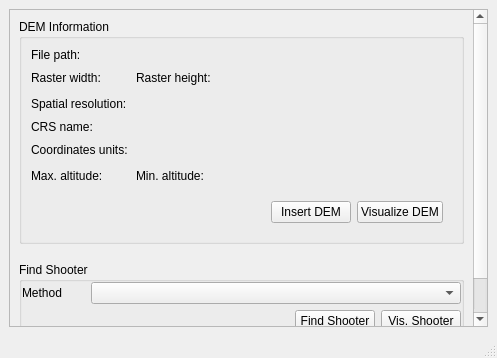
Qt form Gui/CustomWidgets/mainWindow.ui (jpesperidiao/MOPA) before a commit.
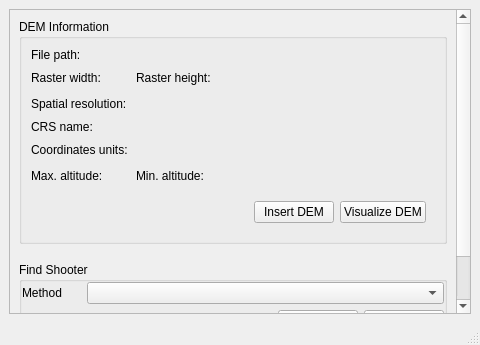
The same form after that commit. Custom widgets are drawn as their Qt base class.

Commit message: fixed 'None' attributes on attr form. resized main window.

Diff of the .ui file:
```diff
--- a/Gui/CustomWidgets/mainWindow.ui
+++ b/Gui/CustomWidgets/mainWindow.ui
@@ -6,8 +6,8 @@
    <rect>
     <x>0</x>
     <y>0</y>
-    <width>497</width>
-    <height>358</height>
+    <width>480</width>
+    <height>345</height>
    </rect>
   </property>
   <property name="windowTitle">
@@ -20,6 +20,9 @@
       <property name="horizontalScrollBarPolicy">
        <enum>Qt::ScrollBarAlwaysOff</enum>
       </property>
+      <property name="sizeAdjustPolicy">
+       <enum>QAbstractScrollArea::AdjustToContents</enum>
+      </property>
       <property name="widgetResizable">
        <bool>true</bool>
       </property>
@@ -28,7 +31,7 @@
         <rect>
          <x>0</x>
          <y>0</y>
-         <width>471</width>
+         <width>454</width>
          <height>467</height>
         </rect>
        </property>
```
Left out of the diff: 192 changed lines with no effect on the pictures. The commit also changes 2 other files.
